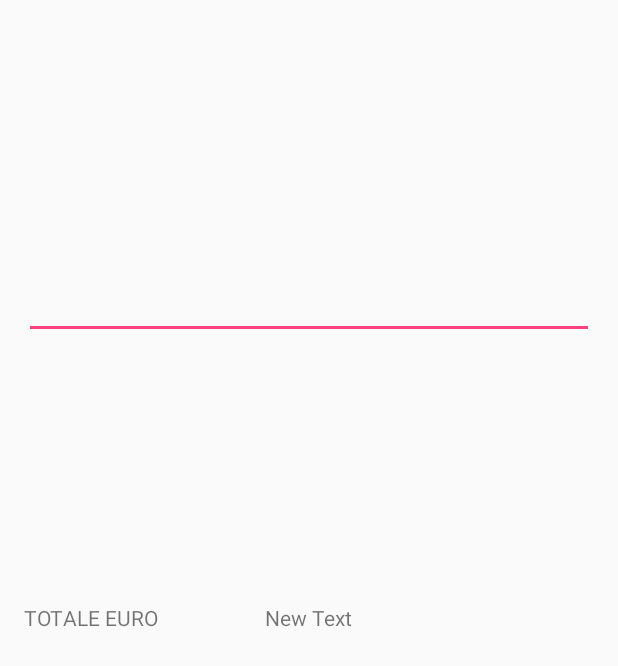
After one commit to GiuseppeRistaino/Giuliya, an Android app: the layout activity_ticket_data.xml on its own in the app's theme, with its tools: preview values and no code run, on a phone screen of 412 x 824 dp. The commit adds this screen. Shown: the top 666 px of the screen. Run offline under Robolectric (Android 15) with nearby library versions, the phone set to English and light mode, and no system bars.

Commit message:
Estrapolazione Dati Nuova activity destinata alla visualizzazione dei dati presi dallo scontrino.

```diff
--- /dev/null
+++ b/Giuliya/app/src/main/res/layout/activity_ticket_data.xml
@@ -0,0 +1,41 @@
+<?xml version="1.0" encoding="utf-8"?>
+<RelativeLayout xmlns:android="http://schemas.android.com/apk/res/android"
+    xmlns:tools="http://schemas.android.com/tools"
+    android:layout_width="match_parent"
+    android:layout_height="match_parent"
+    android:paddingBottom="@dimen/activity_vertical_margin"
+    android:paddingLeft="@dimen/activity_horizontal_margin"
+    android:paddingRight="@dimen/activity_horizontal_margin"
+    android:paddingTop="@dimen/activity_vertical_margin"
+    tools:context="com.software.ing.giuliya.TicketDataActivity">
+
+    <EditText
+        android:id="@+id/etResponse"
+        android:layout_width="match_parent"
+        android:layout_height="200dp"
+        android:ems="10"
+        android:layout_marginTop="10dp"
+        android:inputType="textMultiLine" >
+
+        <requestFocus />
+    </EditText>
+
+    <TextView
+        android:layout_width="wrap_content"
+        android:layout_height="wrap_content"
+        android:text="TOTALE EURO"
+        android:id="@+id/textView_totale_euro_tag"
+        android:layout_centerVertical="true"
+        android:layout_alignParentLeft="true"
+        android:layout_alignParentStart="true" />
+
+    <TextView
+        android:layout_width="wrap_content"
+        android:layout_height="wrap_content"
+        android:text="New Text"
+        android:id="@+id/textView_totale_euro"
+        android:layout_centerVertical="true"
+        android:layout_centerHorizontal="true" />
+
+
+</RelativeLayout>
```
Also changed, not shown: Giuliya/app/src/main/java/com/software/ing/giuliya/MainActivity.java (+11 -36 lines), Giuliya/app/src/main/java/com/software/ing/giuliya/TicketDataActivity.java (added, +140 -0 lines), Giuliya/app/src/main/res/layout/activity_main.xml (+0 -9 lines).
